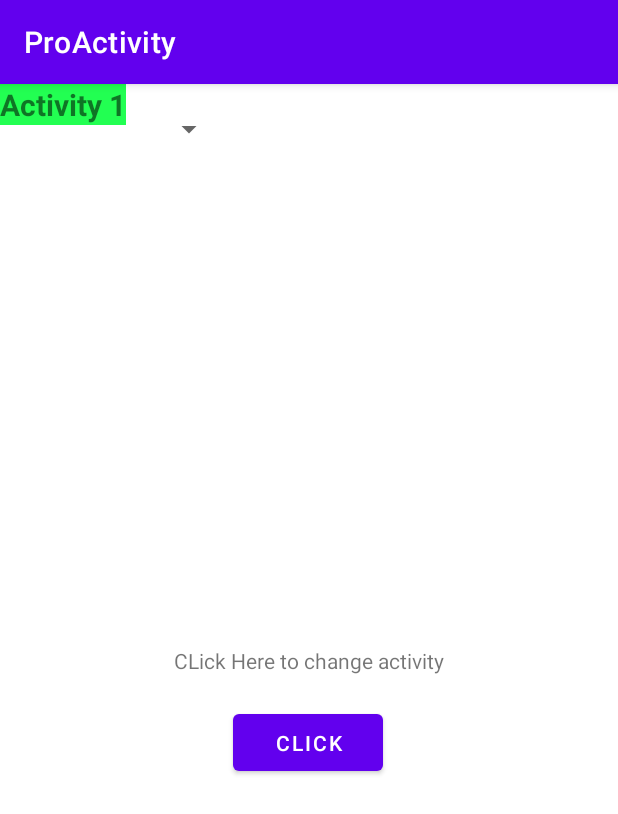
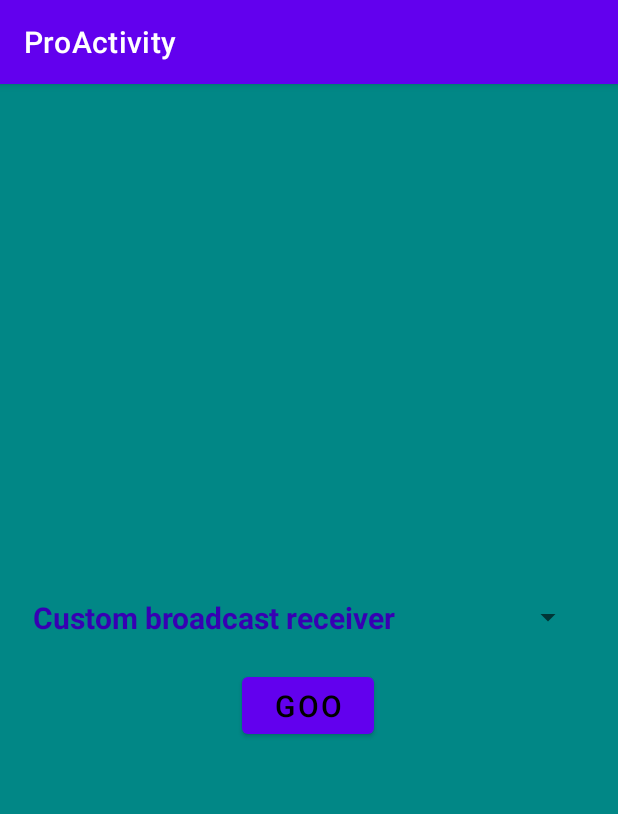
Before and after one commit to Btocode/ProActivity, an Android app: the screen it shows after launch (MainActivity), on a phone screen of 412 x 824 dp. Shown: the top 814 px of the screen. Run offline under Robolectric (Android 15) with nearby library versions, the phone set to English and light mode, and no system bars.

Commit message:
Broadcast reciever test

```diff
--- a/app/src/main/java/com/afsan/proactivity/MainActivity.java
+++ b/app/src/main/java/com/afsan/proactivity/MainActivity.java
@@ -18,7 +18,7 @@ public class MainActivity extends AppCompatActivity {
         super.onCreate(savedInstanceState);
         setContentView(R.layout.activity_main);
 
-        button1 = findViewById(R.id.btn);
+        button1 = findViewById(R.id.btn1);
 
         spinner_list_items = getResources().getStringArray(R.array.spinneritems);
         Spinner spinner = (Spinner) findViewById(R.id.spinner);
@@ -31,7 +31,7 @@ public class MainActivity extends AppCompatActivity {
         Intent intent1,intent2,intent3;
 
         if(activity.equals("act1")){
-            intent1 = new Intent(this, Activity2.class);
+            intent1 = new Intent(this, BroadcastReceiver.class);
             startActivity(intent1);
         }
     }
--- a/app/src/main/res/layout/activity_main.xml
+++ b/app/src/main/res/layout/activity_main.xml
@@ -4,34 +4,36 @@
     xmlns:tools="http://schemas.android.com/tools"
     android:layout_width="match_parent"
     android:layout_height="match_parent"
+    android:background="@color/teal_700"
     tools:context=".MainActivity">
 
-    <TextView
-        android:id="@+id/textView"
+
+    <Spinner
+        android:id="@+id/spinner"
         android:layout_width="wrap_content"
         android:layout_height="wrap_content"
-        android:text="CLick Here to change activity"
-        app:layout_constraintBottom_toBottomOf="parent"
-        app:layout_constraintLeft_toLeftOf="parent"
-        app:layout_constraintRight_toRightOf="parent"
-        app:layout_constraintTop_toTopOf="parent" />
-
-    <Button
-        android:layout_width="100dp"
-        android:layout_height="50dp"
-        android:text="@string/click"
-        android:id="@+id/btn"
         app:layout_constraintBottom_toBottomOf="parent"
         app:layout_constraintEnd_toEndOf="parent"
         app:layout_constraintHorizontal_bias="0.498"
         app:layout_constraintStart_toStartOf="parent"
         app:layout_constraintTop_toTopOf="parent"
-        app:layout_constraintVertical_bias="0.577" />
+        app:layout_constraintVertical_bias="0.462"
+        tools:ignore="SpeakableTextPresentCheck" />
 
-    <Spinner
-        android:layout_width="150dp"
-        android:layout_height="60dp"
-        android:id="@+id/spinner"
-        />
+    <Button
+        android:id="@+id/btn1"
+        android:layout_width="wrap_content"
+        android:layout_height="wrap_content"
+        android:paddingVertical="5dp"
+        android:paddingHorizontal="15dp"
+        android:text="Goo"
+        android:textSize="20sp"
+        android:textColor="@color/black"
+        app:layout_constraintBottom_toBottomOf="parent"
+        app:layout_constraintEnd_toEndOf="parent"
+        app:layout_constraintHorizontal_bias="0.498"
+        app:layout_constraintStart_toStartOf="parent"
+        app:layout_constraintTop_toBottomOf="@+id/spinner"
+        app:layout_constraintVertical_bias="0.058" />
 
 </androidx.constraintlayout.widget.ConstraintLayout>
--- a/app/src/main/res/layout/sample_view.xml
+++ b/app/src/main/res/layout/sample_view.xml
@@ -1,15 +1,16 @@
 <?xml version="1.0" encoding="utf-8"?>
-<androidx.constraintlayout.widget.ConstraintLayout xmlns:android="http://schemas.android.com/apk/res/android"
+<LinearLayout xmlns:android="http://schemas.android.com/apk/res/android"
     android:layout_width="match_parent"
-    android:layout_height="match_parent">
+    android:layout_height="match_parent"
+    >
 
 
     <TextView
+        android:id="@+id/tvs"
         android:layout_width="wrap_content"
         android:layout_height="wrap_content"
-        android:id="@+id/tvs"
+        android:text="View"
         android:textSize="20sp"
-        android:background="#22ff52"
-        android:textStyle="bold"
-        />
-</androidx.constraintlayout.widget.ConstraintLayout>
+        android:textColor="@color/purple_700"
+        android:textStyle="bold" />
+</LinearLayout>
--- a/app/src/main/res/values/colors.xml
+++ b/app/src/main/res/values/colors.xml
@@ -1,10 +1,11 @@
 <?xml version="1.0" encoding="utf-8"?>
 <resources>
-    <color name="purple_200">#FFBB86FC</color>
+    <color name="purple_200">#000D6B</color>
     <color name="purple_500">#FF6200EE</color>
     <color name="purple_700">#FF3700B3</color>
     <color name="teal_200">#FF03DAC5</color>
     <color name="teal_700">#FF018786</color>
     <color name="black">#FF000000</color>
     <color name="white">#FFFFFFFF</color>
+
 </resources>
```
Also changed, not shown: app/src/main/AndroidManifest.xml (+8 -3 lines), app/src/main/java/com/afsan/proactivity/Activity2.java (deleted, +0 -14 lines), app/src/main/java/com/afsan/proactivity/MyReceiver.java (added, +19 -0 lines), app/src/main/res/layout/activity_2.xml (deleted, +0 -22 lines), app/src/main/res/values/strings.xml (+3 -5 lines).
